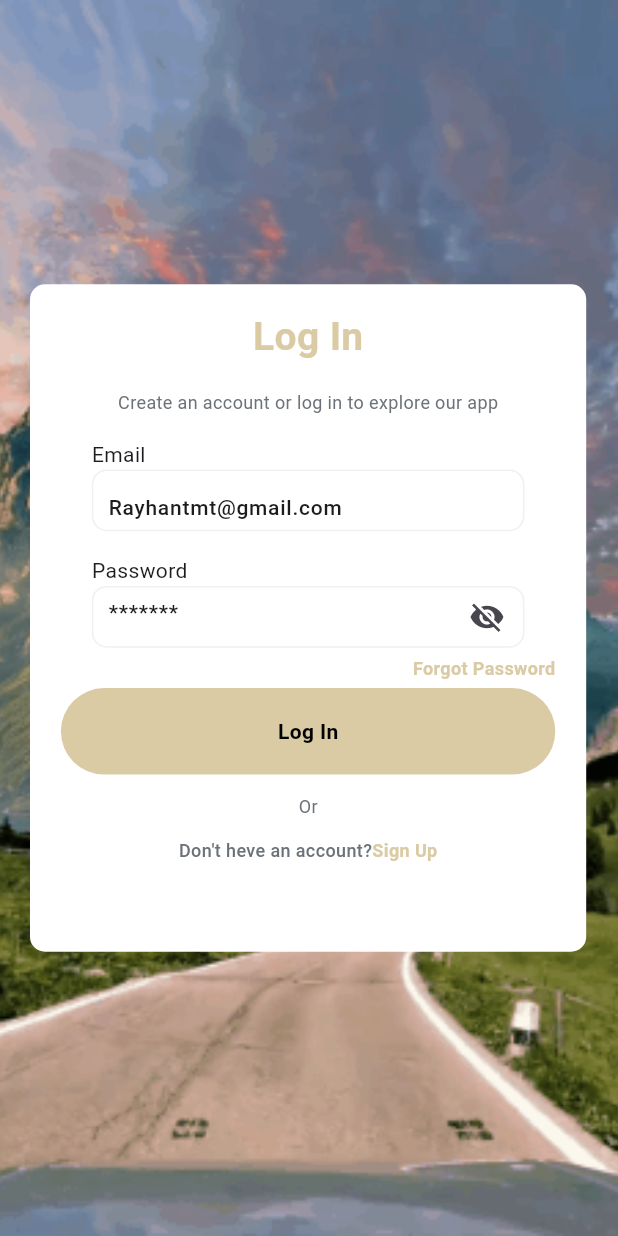
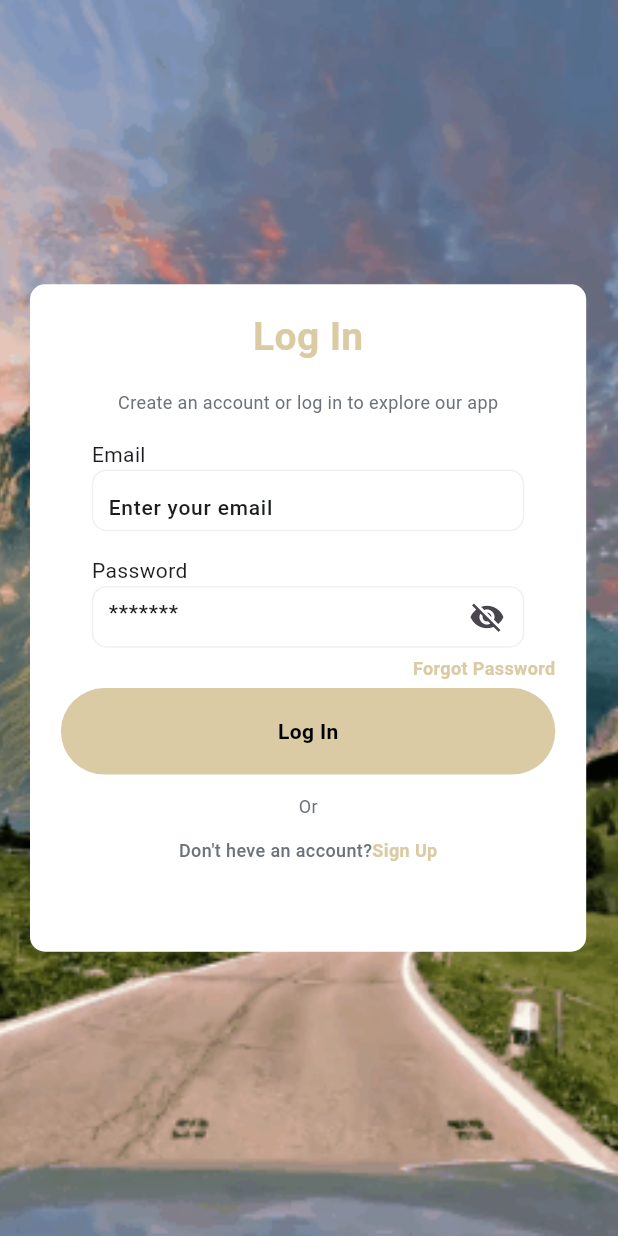
Before and after one commit to rayhantmt/Adeleade, a Flutter app: the screen it shows after launch, after a tap on "Log In", on a phone screen of 412 x 824 dp. Run offline on Flutter 3.47's test engine with Material 3 defaults, Android fonts, the phone set to English and light mode, and no system bars; our stand-ins replace cached_network_image, dio, get, get_storage, google_fonts, google_maps_flutter and 3 more; missing offline and left inert: flutter_sound; accounts and stored records are empty.

Commit message:
changed the eamil suggestion field

```diff
--- a/lib/modules/log_in/log_in_view.dart
+++ b/lib/modules/log_in/log_in_view.dart
@@ -62,7 +62,7 @@ class LogInView extends GetView<LogInController> {
                       ),
                       Commontextfield(
                         textcontroller: controller.emailcontroller,
-                        tittle: 'Rayhantmt@gmail.com',
+                        tittle: 'Enter your email',
                         obsecuretext: false,
                       ),
                       SizedBox(height: Get.height * 0.02),
```
